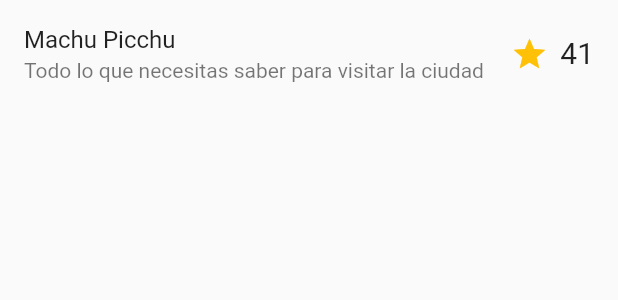
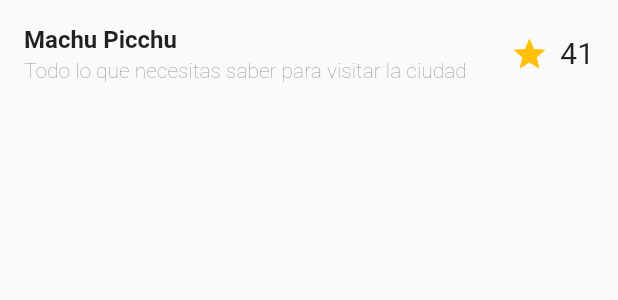
Before and after one commit to juankp3/flutter, a Flutter app: the TitleView widget shown alone on an empty page, opened directly, on a phone screen of 412 x 824 dp. Shown: the top 300 px of the screen. Run offline on Flutter 3.47's test engine with Material 2 defaults, Android fonts, the phone set to English and light mode, and no system bars.

Commit message:
style task1

```diff
--- a/flutter_application_2/lib/page/task1/task1_page.dart
+++ b/flutter_application_2/lib/page/task1/task1_page.dart
@@ -19,6 +19,7 @@ class Task1Page extends StatelessWidget {
                 child:
                   Column(
                     children: [
+                      SizedBox(height: 20.0),
                       TitleView(
                         title: "Machu Picchu",
                         subtitle: "Todo lo que necesitas saber para visitar la ciudad",
--- a/flutter_application_2/lib/page/task1/widgets/title_view.dart
+++ b/flutter_application_2/lib/page/task1/widgets/title_view.dart
@@ -10,8 +10,8 @@ class TitleView extends StatelessWidget {
   @override
   Widget build(BuildContext context) {
     return ListTile(
-      title: Text(title),
-      subtitle: Text(subtitle),
+      title: Text(title, style: TextStyle(fontWeight: FontWeight.bold, fontSize: 16.0),),
+      subtitle: Text(subtitle, style: TextStyle(fontWeight: FontWeight.w200, fontSize: 14.0)),
       trailing: Wrap(
         spacing: 8,
         children: [
```
